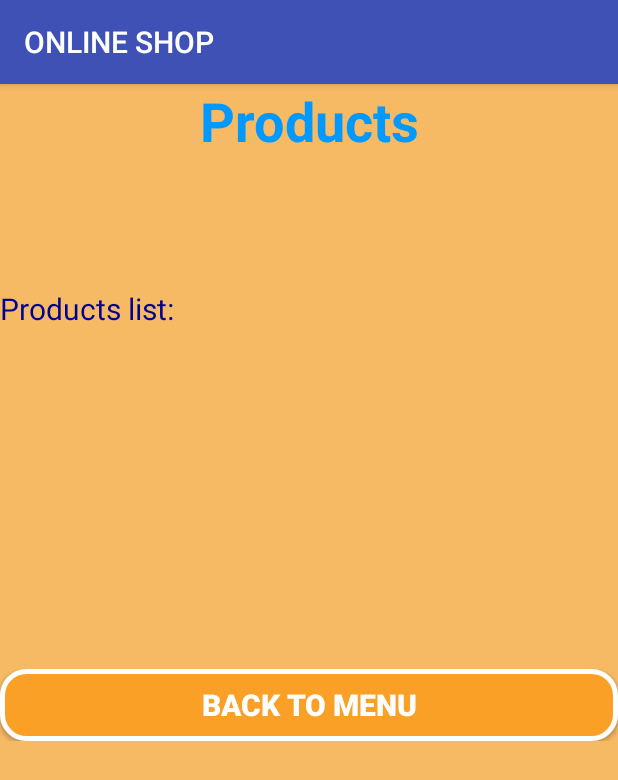
After one commit to ShaharShoshani/MT_SEN2, an Android app: the ProductsActivity screen opened directly, with no data from a screen before it, on a phone screen of 412 x 824 dp. The commit adds this screen. Shown: the top 780 px of the screen. Run offline under Robolectric (Android 15) with nearby library versions, the phone set to English and light mode, and no system bars; our stand-ins replace Firebase (no records; nobody signed in at launch, a user with empty details on screens opened directly).

Commit message:
Noy did commit: add Product and Suppliers interfaces admin privilege

```diff
--- /dev/null
+++ b/app/src/main/java/com/example/shahar/ex3_mt/ProductsActivity.java
@@ -0,0 +1,141 @@
+package com.example.shahar.ex3_mt;
+
+import android.content.Intent;
+import android.support.v7.app.AppCompatActivity;
+import android.os.Bundle;
+import android.util.Log;
+import android.view.View;
+import android.widget.Button;
+import android.widget.EditText;
+import android.widget.LinearLayout;
+import android.widget.TextView;
+import android.widget.Toast;
+
+import com.google.firebase.auth.FirebaseAuth;
+import com.google.firebase.database.DataSnapshot;
+import com.google.firebase.database.DatabaseError;
+import com.google.firebase.database.DatabaseReference;
+import com.google.firebase.database.FirebaseDatabase;
+import com.google.firebase.database.ValueEventListener;
+
+public class ProductsActivity extends AppCompatActivity {
+
+    private Button btn_ProductsBackToMenu;
+    private Button btn_add_products;
+    private EditText edt_name_product;
+    private EditText edt_quantity_product;
+    private TextView edt_price_product;
+    private TextView view_products_text;
+    private TextView  view_admin_text;
+    private TextView tv_name_product;
+    private TextView tv_products_quantity;
+    private TextView tv_products_price;
+    private FirebaseDatabase database ;
+    private DatabaseReference myRef;
+    private FirebaseAuth mAuth;
+    private static final String TAG = "ReadDataBaseProducts";
+
+
+
+    @Override
+    protected void onCreate(Bundle savedInstanceState) {
+        super.onCreate(savedInstanceState);
+        setContentView(R.layout.activity_products);
+        view_products_text=(TextView)findViewById(R.id.view_products_text);
+
+
+        database = FirebaseDatabase.getInstance();
+        mAuth=FirebaseAuth.getInstance();
+
+        if(mAuth.getCurrentUser().getUid().equals("Admin"))
+        {
+
+            edt_name_product=(EditText)findViewById(R.id.edt_name_product);
+            btn_add_products=(Button)findViewById((R.id.btn_add_products));
+            edt_quantity_product=(EditText)findViewById(R.id.edt_quantity_product);
+            edt_price_product=(EditText)findViewById(R.id.edt_price_product);
+            view_admin_text=(TextView)findViewById(R.id.view_admin_text);
+            tv_name_product=(TextView)findViewById(R.id.tv_name_product);
+            tv_products_quantity=(TextView)findViewById(R.id.tv_quantity_product);
+            tv_products_price=(TextView)findViewById(R.id.tv_price_product);
+            view_admin_text.setVisibility(View.VISIBLE);
+            edt_name_product.setVisibility(View.VISIBLE);
+            edt_quantity_product.setVisibility(View.VISIBLE);
+            edt_price_product.setVisibility(View.VISIBLE);
+            btn_add_products.setVisibility(View.VISIBLE);
+            tv_name_product.setVisibility(View.VISIBLE);
+            tv_products_quantity.setVisibility(View.VISIBLE);
+            tv_products_price.setVisibility(View.VISIBLE);
+            btn_add_products = (Button) findViewById(R.id.btn_add_products);
+            btn_add_products.setOnClickListener(new View.OnClickListener() {
+                @Override
+                public void onClick(View view) {
+                    String name=edt_name_product.getText().toString();
+                    String quantity = edt_quantity_product.getText().toString();
+                    String price = edt_price_product.getText().toString();
+                    if(name.equals("") || quantity.equals("") || price.equals("")){
+                        Toast.makeText(ProductsActivity.this, "Please enter the fields.",
+                                Toast.LENGTH_LONG).show();
+                    }
+                    else {
+                        Product supp = new Product(name, quantity,price);
+                        String key=myRef.push().getKey();
+                        myRef.child(key).setValue(supp);
+                        Toast.makeText(ProductsActivity.this, "Product added!",
+                                Toast.LENGTH_LONG).show();
+                        edt_name_product.setText(null);
+                        edt_quantity_product.setText(null);
+                        edt_price_product.setText(null);
+
+                    }
+                }
+            });
+        }
+
+        myRef= database.getReference("Products");
+        myRef.addListenerForSingleValueEvent(new ValueEventListener() {
+            @Override
+            public void onDataChange(DataSnapshot dataSnapshot) {
+                // This method is called once with the initial value and again
+                // whenever data at this location is updated.
+                String x;
+                if(dataSnapshot != null) {
+                    x = "Getting Products Info...";
+                    Toast.makeText(ProductsActivity.this, x,
+                            Toast.LENGTH_SHORT).show();
+                    int i=1;
+                    for(DataSnapshot data:dataSnapshot.getChildren()){
+                        Product prod = data.getValue(Product.class);
+                        view_products_text.append("\n"+i+") Product name: "
+                                +prod.getNameProduct()+"\n    Quantity: "+
+                                prod.getQuantity()+"\n    Price: "+prod.getPrice());
+                        i++;
+                    }
+
+                }
+                else {
+                    x = "Can't Get Products Info";
+                    Toast.makeText(ProductsActivity.this, x,
+                            Toast.LENGTH_SHORT).show();
+                }
+
+            }
+            @Override
+            public void onCancelled(DatabaseError error) {
+                // Failed to read value
+                Log.w(TAG, "Failed to read value Products.", error.toException());
+            }
+        });
+
+        btn_ProductsBackToMenu = (Button) findViewById(R.id.btn_ProductsBackToMenu);
+        btn_ProductsBackToMenu.setOnClickListener(new View.OnClickListener() {
+            @Override
+            public void onClick(View view) {
+                Intent i=new Intent(ProductsActivity.this,HomePage.class);
+                startActivity(i);
+                finish();
+            }
+        });
+
+    }
+}
--- a/app/src/main/java/com/example/shahar/ex3_mt/RegisterActivity.java
+++ b/app/src/main/java/com/example/shahar/ex3_mt/RegisterActivity.java
@@ -110,7 +110,7 @@ public class RegisterActivity extends AppCompatActivity {
                                                         Toast.LENGTH_LONG).show();
                                                 FirebaseUser fuser = mAuth.getCurrentUser();
                                                 uid = fuser.getUid();
-                                                refDatabase.child("Users").child("Regular-User").child(uid).setValue(user);
+                                                refDatabase.child("Users").child(uid).setValue(user);
                                                 Intent i = new Intent(RegisterActivity.this, HomePage.class);
                                                 startActivity(i);
                                                 finish();
--- a/app/src/main/java/com/example/shahar/ex3_mt/UserProfile.java
+++ b/app/src/main/java/com/example/shahar/ex3_mt/UserProfile.java
@@ -57,7 +57,7 @@ public class UserProfile extends AppCompatActivity {
             public void onDataChange(DataSnapshot dataSnapshot) {
                 // This method is called once with the initial value and again
                 // whenever data at this location is updated.
-                DataSnapshot get=dataSnapshot.child("Regular-User").child(uid);
+                DataSnapshot get=dataSnapshot.child(uid);
                 String x;
                 if(get != null) {
                     x = "Getting User Info...";
--- /dev/null
+++ b/app/src/main/res/layout/activity_products.xml
@@ -0,0 +1,170 @@
+<?xml version="1.0" encoding="utf-8"?>
+<ScrollView xmlns:android="http://schemas.android.com/apk/res/android"
+    xmlns:tools="http://schemas.android.com/tools"
+    android:layout_width="match_parent"
+    android:layout_height="match_parent"
+    android:scrollbars="vertical"
+    android:background="@color/background">
+    <LinearLayout
+
+        android:layout_width="match_parent"
+        android:layout_height="match_parent"
+        tools:context="com.example.shahar.ex3_mt.RegisterActivity"
+        android:layoutDirection="ltr"
+        android:orientation="vertical"
+        >
+
+
+        <TextView
+            android:layout_width="match_parent"
+            android:layout_height="wrap_content"
+            android:text="Products"
+            android:gravity="center"
+            android:textColor="@color/colorReadme"
+            android:textSize="36sp"
+            android:textStyle="bold"
+            />
+        <TextView
+            android:id="@+id/view_admin_text"
+            android:layout_width="match_parent"
+            android:layout_height="wrap_content"
+            android:layout_marginTop="30dp"
+            android:text="@string/Products"
+            android:textColor="@color/colorRed"
+            android:textSize="20sp"
+            android:visibility="invisible"
+            />
+        <TextView
+            android:id="@+id/view_products_text"
+            android:layout_width="match_parent"
+            android:layout_height="wrap_content"
+            android:layout_marginTop="30dp"
+            android:text="Products list:"
+            android:textColor="@color/colorReadmeText"
+            android:textSize="20sp"
+            />
+
+            <LinearLayout
+                android:id="@+id/ll_products_name"
+                android:layout_width="match_parent"
+            android:layout_height="wrap_content"
+            android:orientation="horizontal"
+
+
+            >
+            <TextView
+                android:id="@+id/tv_name_product"
+                android:layout_width="wrap_content"
+                android:layout_height="wrap_content"
+                android:layout_marginLeft="5dp"
+                android:text="Product name:"
+                android:textSize="20sp"
+                android:textStyle="bold"
+                android:visibility="invisible"
+                />
+            <EditText
+                android:id="@+id/edt_name_product"
+                android:layout_width="wrap_content"
+                android:layout_height="wrap_content"
+                android:ems="5"
+                android:visibility="invisible"
+
+                />
+
+        </LinearLayout>
+        <LinearLayout
+            android:id="@+id/ll_products_quantity"
+            android:layout_width="match_parent"
+            android:layout_height="wrap_content"
+            android:orientation="horizontal"
+
+
+            >
+            <TextView
+                android:id="@+id/tv_quantity_product"
+                android:layout_width="wrap_content"
+                android:layout_height="wrap_content"
+                android:layout_marginLeft="5dp"
+                android:text="quantity:"
+                android:textSize="20sp"
+                android:textStyle="bold"
+                android:visibility="invisible"
+
+                />
+            <EditText
+                android:id="@+id/edt_quantity_product"
+                android:layout_width="wrap_content"
+                android:layout_height="wrap_content"
+                android:ems="5"
+                android:visibility="invisible"
+
+                />
+
+        </LinearLayout>
+        <LinearLayout
+            android:id="@+id/ll_products_price"
+            android:layout_width="match_parent"
+            android:layout_height="wrap_content"
+            android:orientation="horizontal"
+            >
+            <TextView
+                android:id="@+id/tv_price_product"
+                android:layout_width="wrap_content"
+                android:layout_height="wrap_content"
+                android:layout_marginLeft="5dp"
+                android:text="price:"
+                android:textSize="20sp"
+                android:textStyle="bold"
+                android:visibility="invisible"
+
+                />
+            <EditText
+                android:id="@+id/edt_price_product"
+                android:layout_width="wrap_content"
+                android:layout_height="wrap_content"
+                android:ems="5"
+                android:visibility="invisible"
+
+                />
+
+        </LinearLayout>
+
+        <Button
+            android:id="@+id/btn_add_products"
+            android:layout_width="150dp"
+            android:layout_height="wrap_content"
+            android:text="add Product"
+            android:visibility="invisible"
+            android:textSize="20sp"
+            android:textColor="#ffffff"
+            android:textStyle="bold"
+            android:background="@drawable/btn"
+            android:padding="10dp"
+            android:layout_margin="10dp"/>
+
+        <LinearLayout
+            android:layout_width="match_parent"
+            android:layout_height="match_parent"
+            android:orientation="horizontal"
+            android:gravity="bottom"
+            android:layout_weight="1"
+            >
+
+
+            <Button
+                android:id="@+id/btn_ProductsBackToMenu"
+                android:layout_width="match_parent"
+                android:layout_height="wrap_content"
+                android:text="Back to menu"
+                android:textSize="20sp"
+                android:textColor="#ffffff"
+                android:textStyle="bold"
+                android:background="@drawable/btn"
+
+                />
+
+
+        </LinearLayout>
+
+    </LinearLayout>
+</ScrollView>
--- a/app/src/main/res/values/strings.xml
+++ b/app/src/main/res/values/strings.xml
@@ -18,4 +18,9 @@
         Features Include:\nBrowse through millions of products in your favorite categories
         Add items to your Cart or Wish List and view them at anytime
     </string>
+    <string name="Suppliers">Admin access
+    </string>
+
+    <string name="Products">Admin access
+    </string>
 </resources>
```
Also changed, not shown: app/src/main/AndroidManifest.xml (+5 -10 lines), app/src/main/java/com/example/shahar/ex3_mt/HomePage.java (+29 -8 lines), app/src/main/java/com/example/shahar/ex3_mt/Product.java (added, +45 -0 lines), app/src/main/java/com/example/shahar/ex3_mt/Supplier.java (added, +32 -0 lines), app/src/main/java/com/example/shahar/ex3_mt/SuppliersActivity.java (added, +108 -0 lines), app/src/main/res/layout/activity_home_page.xml (+23 -0 lines), app/src/main/res/layout/activity_suppliers.xml (added, +128 -0 lines).
